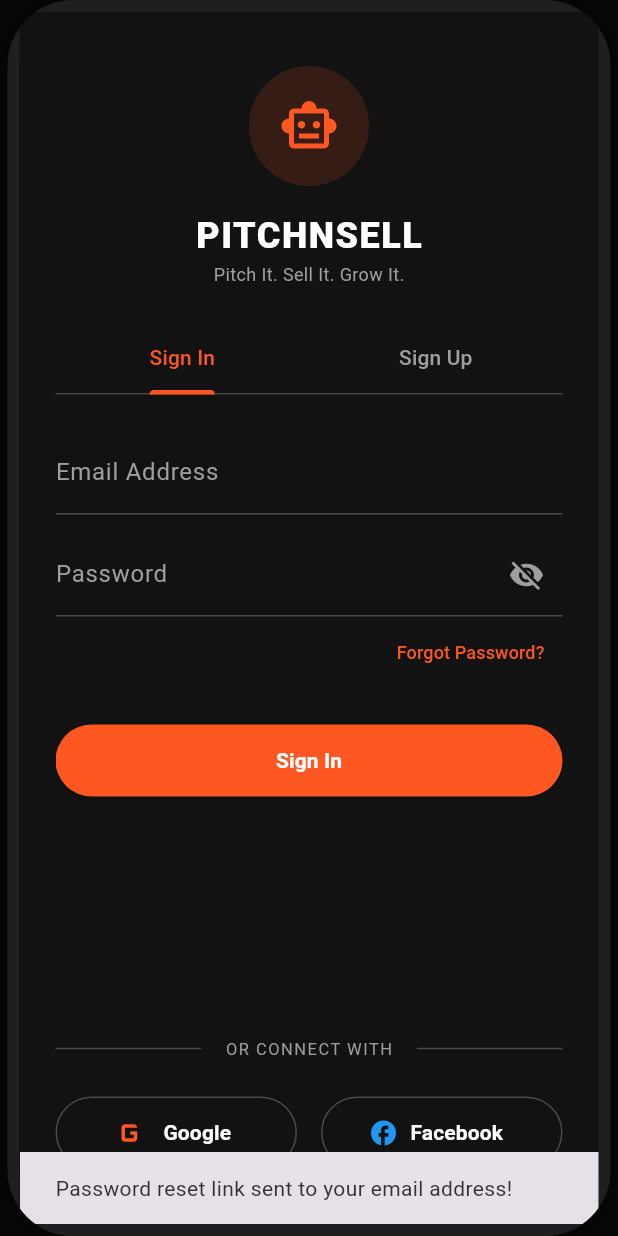
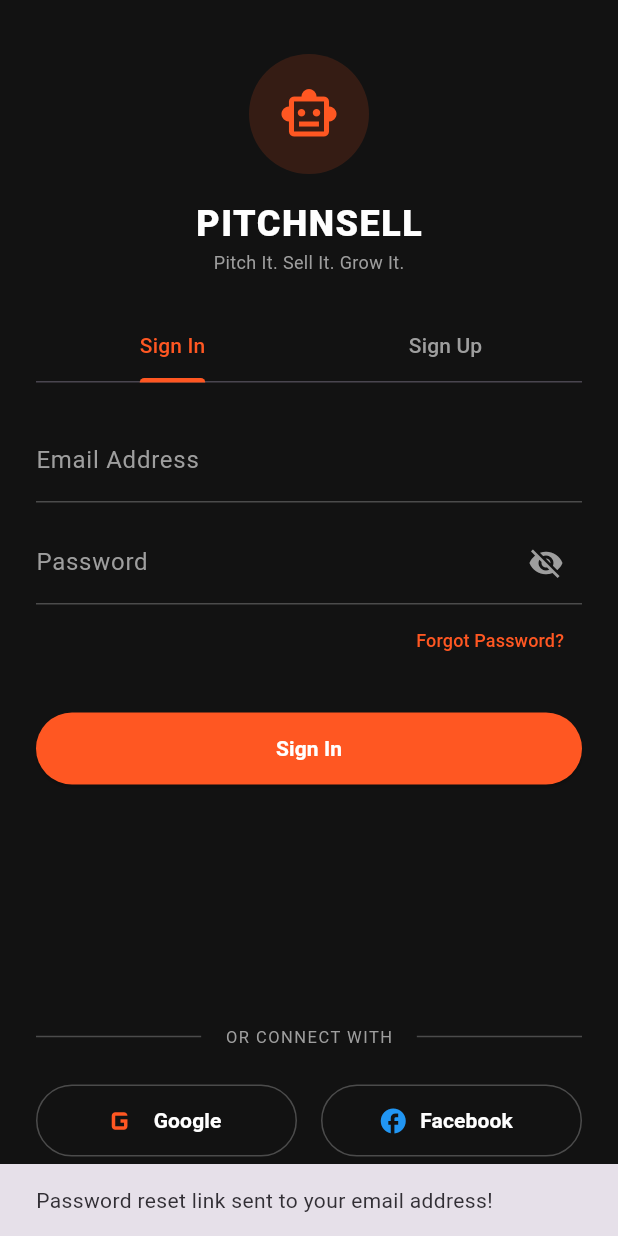
Before and after one commit to muhammadhaseeb6565-cmd/Pitch-and-Sell, a Flutter app: the screen it shows after launch, after a tap on "Skip", after a tap on "Forgot Password?", on a phone screen of 412 x 824 dp. Run offline on Flutter 3.47's test engine with Material 3 defaults, Android fonts, the phone set to English and light mode, and no system bars; our stand-ins replace image_picker, shared_preferences, socket_io_client, video_player; accounts and stored records are empty; network calls fail.

Commit message:
fix: remove iPhone 16 wrapper, add offline auth and feed fallbacks, fix android emulator api url

```diff
--- a/mobile_app/lib/main.dart
+++ b/mobile_app/lib/main.dart
@@ -17,37 +17,6 @@
   );
 }
 
-class IPhone16ProWrapper extends StatelessWidget {
-  final Widget child;
-  const IPhone16ProWrapper({super.key, required this.child});
-
-  @override
-  Widget build(BuildContext context) {
-    return Container(
-      color: const Color(0xff090909), // Dark backdrop for desktop
-      child: Center(
-        child: Container(
-          width: 402, // iPhone 16 Pro Width
-          height: 874, // iPhone 16 Pro Height
-          clipBehavior: Clip.antiAlias,
-          decoration: BoxDecoration(
-            borderRadius: BorderRadius.circular(44), // iPhone 16 Pro rounded corners
-            border: Border.all(color: const Color(0xff1f1f1f), width: 8), // Simulated Bezel
-            boxShadow: const [
-              BoxShadow(
-                color: Colors.black87,
-                blurRadius: 40,
-                spreadRadius: 5,
-              ),
-            ],
-          ),
-          child: child,
-        ),
-      ),
-    );
-  }
-}
-
 class PitchAndSellApp extends StatelessWidget {
   const PitchAndSellApp({super.key});
 
@@ -64,9 +33,6 @@
         scaffoldBackgroundColor: authProvider.isDarkMode ? const Color(0xff121212) : const Color(0xfff5f5f5),
         fontFamily: 'Roboto',
       ),
-      builder: (context, child) {
-        return IPhone16ProWrapper(child: child!);
-      },
       home: const SplashScreen(),
     );
   }
--- a/mobile_app/lib/services/api_service.dart
+++ b/mobile_app/lib/services/api_service.dart
@@ -2,8 +2,19 @@
 import 'package:http/http.dart' as http;
 import 'package:shared_preferences/shared_preferences.dart';
 
+import 'dart:io' show Platform;
+import 'package:flutter/foundation.dart' show kIsWeb;
+
 class ApiService {
-  static const String baseUrl = 'http://127.0.0.1:5000/api'; // Change to local IP when running on physical device
+  static String get baseUrl {
+    if (kIsWeb) {
+      return 'http://127.0.0.1:5000/api';
+    } else if (Platform.isAndroid) {
+      return 'http://10.0.2.2:5000/api';
+    } else {
+      return 'http://127.0.0.1:5000/api';
+    }
+  }
   static String? _token;
 
   static Future<void> init() async {
```
Also changed, not shown: mobile_app/lib/providers/auth_provider.dart (+20 -3 lines), mobile_app/lib/screens/feed_screen.dart (+38 -3 lines).
